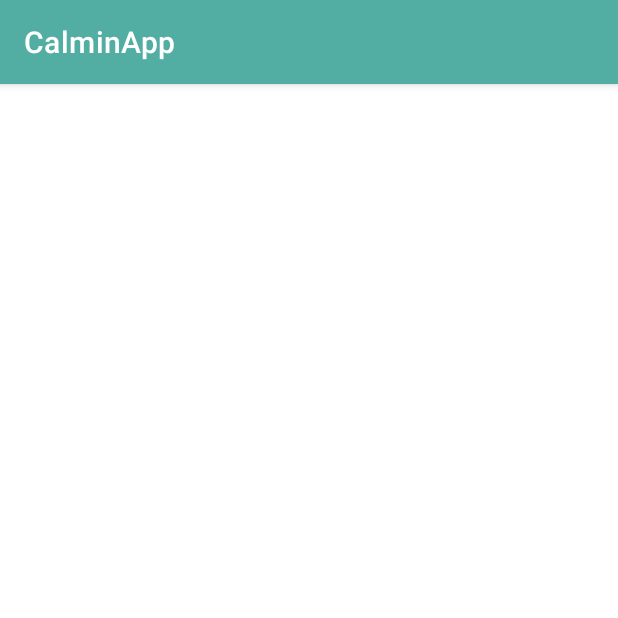
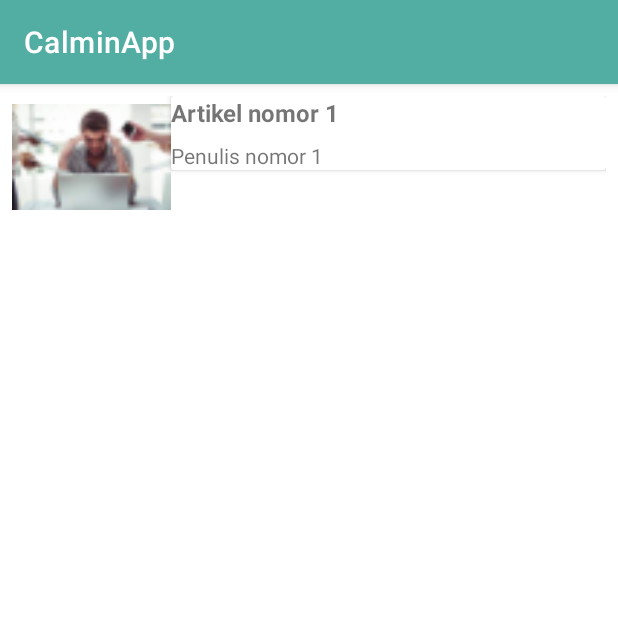
Before and after one commit to haidar-shiddiq/calmin, an Android app: the SelfImproveActivity screen opened directly, with no data from a screen before it, on a phone screen of 412 x 824 dp, the top half of it. Run offline under Robolectric (Android 15) with nearby library versions, the phone set to English and light mode, and no system bars.

Commit message:
Penambahan Fitur Artikel Pada Self Improvement
List yg diperbarui
-perubahan bahasa SelfImproveactivity.java ->SelfImproveactivity.kt
-Artikel telah tampil dalam bentuk row
- halaman artikel telah muncul
- penambahan data artikel secara statis

```diff
--- a/app/src/main/AndroidManifest.xml
+++ b/app/src/main/AndroidManifest.xml
@@ -18,6 +18,8 @@
         <activity
             android:name=".SelfImproveActivity"
             android:exported="true" />
+        <activity android:name=".DetailArtikelActivity"
+            android:exported="true"/>
         <activity
             android:name=".LandingActivity"
             android:exported="true" />
@@ -32,8 +34,8 @@
             android:exported="true" />
         <activity
             android:name=".MainActivity"
-            android:theme="@style/SplashTheme"
-            android:exported="true">
+            android:exported="true"
+            android:theme="@style/SplashTheme">
             <intent-filter>
                 <action android:name="android.intent.action.MAIN" />
 
--- a/app/src/main/java/com/omellete/calminapp/SelfImproveActivity.java
+++ /dev/null
@@ -1,14 +0,0 @@
-package com.omellete.calminapp;
-
-import androidx.appcompat.app.AppCompatActivity;
-
-import android.os.Bundle;
-
-public class SelfImproveActivity extends AppCompatActivity {
-
-    @Override
-    protected void onCreate(Bundle savedInstanceState) {
-        super.onCreate(savedInstanceState);
-        setContentView(R.layout.activity_self_improve);
-    }
-}
--- /dev/null
+++ b/app/src/main/java/com/omellete/calminapp/SelfImproveActivity.kt
@@ -0,0 +1,49 @@
+package com.omellete.calminapp
+
+import android.os.Bundle
+import androidx.appcompat.app.AppCompatActivity
+import androidx.recyclerview.widget.LinearLayoutManager
+import androidx.recyclerview.widget.RecyclerView
+import com.omellete.calminapp.adapter.ListArtikelAdapter
+import com.omellete.calminapp.model.Artikel
+
+class SelfImproveActivity : AppCompatActivity() {
+    private lateinit var rvArtikel: RecyclerView
+    private var list : ArrayList<Artikel> = arrayListOf()
+
+    override fun onCreate(savedInstanceState: Bundle?) {
+        super.onCreate(savedInstanceState)
+        setContentView(R.layout.activity_self_improve)
+        rvArtikel = findViewById(R.id.rv_artikel)
+        rvArtikel.setHasFixedSize(true)
+        list.addAll(listData)
+        showRecyclerList()
+    }
+
+    val listData : ArrayList<Artikel>
+        get() {
+            val dataJudulArtikel = resources.getStringArray(R.array.judul)
+            val dataPenulisArtikel = resources.getStringArray(R.array.penulis)
+            val dataImg = resources.obtainTypedArray(R.array.gambarArtikel)
+            val dataIsiArtikel = resources.getStringArray(R.array.isiArtikel)
+            val list = arrayListOf<Artikel>()
+            for (position in dataJudulArtikel.indices){
+                val artikel = Artikel(
+                    dataJudulArtikel[position],
+                    dataPenulisArtikel[position],
+                    dataImg.getResourceId(position,-1),
+                    dataIsiArtikel[position]
+                )
+                list.add(artikel)
+            }
+            dataImg.recycle()
+            return list
+        }
+
+    private fun showRecyclerList(){
+        rvArtikel.layoutManager = LinearLayoutManager(this)
+        val listIdolAdapter = ListArtikelAdapter(list)
+        rvArtikel.adapter = listIdolAdapter
+
+    }
+}
--- /dev/null
+++ b/app/src/main/java/com/omellete/calminapp/adapter/ListArtikelAdapter.kt
@@ -0,0 +1,58 @@
+package com.omellete.calminapp.adapter
+
+import android.content.Intent
+import android.view.LayoutInflater
+import android.view.View
+import android.view.ViewGroup
+import android.widget.ImageView
+import android.widget.TextView
+import androidx.recyclerview.widget.RecyclerView
+import com.bumptech.glide.Glide
+import com.bumptech.glide.request.RequestOptions
+import com.omellete.calminapp.R
+import com.omellete.calminapp.DetailArtikelActivity
+import com.omellete.calminapp.model.Artikel
+
+class ListArtikelAdapter (private val listArtikel: ArrayList<Artikel>) : RecyclerView.Adapter<ListArtikelAdapter.ListViewHolder>() {
+    private lateinit var onItemClickCallback: OnItemClickCallback
+
+    fun setOnItemClickCallback(onItemClickCallback: OnItemClickCallback){
+        this.onItemClickCallback = onItemClickCallback
+    }
+    interface OnItemClickCallback {
+        fun onItemClicked(data: Artikel)
+
+    }
+
+    override fun onCreateViewHolder(viewGroup: ViewGroup, i: Int): ListViewHolder {
+        val view : View = LayoutInflater.from(viewGroup.context).inflate(R.layout.item_row_artikel, viewGroup, false)
+        return ListViewHolder(view)
+    }
+
+    override fun onBindViewHolder(holder: ListViewHolder, position: Int) {
+
+        Glide.with(holder.itemView.context)
+            .load(listArtikel[position].gambar)
+            .apply(RequestOptions().override(55,55))
+            .into(holder.gambarBerita)
+        holder.tvJudulArtikel.text = listArtikel[position].judul
+        holder.tvPenulisArtikel.text = listArtikel[position].penulis
+        val mContext = holder.itemView.context
+        holder.itemView.setOnClickListener {
+            val moveDetail = Intent(mContext, DetailArtikelActivity::class.java)
+            val person = listArtikel[position]
+            moveDetail.putExtra(DetailArtikelActivity.EXTRA_PERSON, person)
+
+            mContext.startActivity(moveDetail)
+        }
+    }
+
+    override fun getItemCount(): Int {
+        return  listArtikel.size
+    }
+    inner class ListViewHolder(itemView: View) : RecyclerView.ViewHolder(itemView) {
+        var tvJudulArtikel: TextView = itemView.findViewById(R.id.tv_judul_artikel)
+        var tvPenulisArtikel: TextView = itemView.findViewById(R.id.tv_penulis_artikel)
+        var gambarBerita : ImageView = itemView.findViewById(R.id.img_item_photo)
+    }
+}
--- /dev/null
+++ b/app/src/main/java/com/omellete/calminapp/model/Artikel.kt
@@ -0,0 +1,12 @@
+package com.omellete.calminapp.model
+
+import android.os.Parcelable
+import kotlinx.parcelize.Parcelize
+
+@Parcelize
+data class Artikel(
+    var judul: String,
+    var penulis: String,
+    var gambar: Int,
+    var isiartikel : String,
+):Parcelable
--- a/app/src/main/res/layout/activity_self_improve.xml
+++ b/app/src/main/res/layout/activity_self_improve.xml
@@ -6,4 +6,11 @@
     android:layout_height="match_parent"
     tools:context=".SelfImproveActivity">
 
+    <androidx.recyclerview.widget.RecyclerView
+        android:id="@+id/rv_artikel"
+        android:layout_width="match_parent"
+        android:layout_height="match_parent"
+        tools:listitem="@layout/item_row_artikel"
+        />
+
 </androidx.constraintlayout.widget.ConstraintLayout>
--- /dev/null
+++ b/app/src/main/res/layout/item_row_artikel.xml
@@ -0,0 +1,44 @@
+<?xml version="1.0" encoding="utf-8"?>
+<LinearLayout xmlns:android="http://schemas.android.com/apk/res/android"
+    xmlns:tools="http://schemas.android.com/tools"
+    android:orientation="horizontal"
+    android:layout_width="match_parent"
+    android:layout_height="96dp"
+    android:padding="8dp">
+
+    <ImageView
+        android:id="@+id/img_item_photo"
+        android:layout_width="106dp"
+        android:layout_height="81dp"
+        tools:src="@tools:sample/backgrounds/scenic" />
+
+    <androidx.cardview.widget.CardView
+        android:layout_width="match_parent"
+        android:layout_height="wrap_content">
+
+        <LinearLayout
+            android:id="@+id/artikel"
+            android:layout_width="match_parent"
+            android:layout_height="wrap_content"
+            android:orientation="vertical">
+
+            <TextView
+                android:id="@+id/tv_judul_artikel"
+                android:layout_width="match_parent"
+                android:layout_height="wrap_content"
+                android:layout_marginBottom="8dp"
+                android:textSize="16sp"
+                android:textStyle="bold"
+                tools:text="@string/judul_artikel" />
+
+            <TextView
+                android:id="@+id/tv_penulis_artikel"
+                android:layout_width="match_parent"
+                android:layout_height="wrap_content"
+                android:ellipsize="end"
+                android:maxLines="2"
+                tools:text="@string/detail" />
+        </LinearLayout>
+
+    </androidx.cardview.widget.CardView>
+</LinearLayout>
--- /dev/null
+++ b/app/src/main/res/values/dataArtikel.xml
@@ -0,0 +1,22 @@
+<?xml version="1.0" encoding="utf-8"?>
+<resources>
+    <string-array name="judul">
+        <item>Artikel nomor 1</item>
+    </string-array>
+
+    <string-array name="penulis">
+        <item>Penulis nomor 1</item>
+    </string-array>
+
+    <string-array name="isiArtikel">
+        <item>Artikel nomor 1</item>
+    </string-array>
+
+    <string-array name="gambarArtikel">
+        <item>@drawable/stressno1</item>
+    </string-array>
+
+    <string-array name="Judul">
+        <item>Artikel nomor 1</item>
+    </string-array>
+</resources>
--- a/app/src/main/res/values/strings.xml
+++ b/app/src/main/res/values/strings.xml
@@ -4,6 +4,10 @@
     <string name="password">Input Password</string>
     <string name="login">Log In</string>
     <string name="register">Belum punya akun? Register</string>
+    <string name="judul_artikel">Judul Artikel</string>
+    <string name="penulis_artikel">Penulis</string>
+    <string name="isi_artikel">Isi Artikel</string>
+    <string name="gambar_desc">Gambar Deskripsi</string>
     <!-- TODO: Remove or change this placeholder text -->
     <string name="hello_blank_fragment">Hello blank fragment</string>
 </resources>
--- a/build.gradle
+++ b/build.gradle
@@ -1,5 +1,6 @@
 // Top-level build file where you can add configuration options common to all sub-projects/modules.
 buildscript {
+    ext.kotlin_version = '1.6.0'
     repositories {
         google()
         mavenCentral()
@@ -7,6 +8,7 @@ buildscript {
     dependencies {
         classpath "com.android.tools.build:gradle:7.0.2"
         classpath 'com.google.gms:google-services:4.3.10'
+        classpath "org.jetbrains.kotlin:kotlin-gradle-plugin:$kotlin_version"
 
         // NOTE: Do not place your application dependencies here; they belong
         // in the individual module build.gradle files
```
Also changed, not shown: app/build.gradle (+10 -2 lines), app/src/main/java/com/omellete/calminapp/DetailArtikelActivity.kt (added, +42 -0 lines), app/src/main/res/layout/activity_detail_artikel.xml (added, +90 -0 lines), app/src/main/res/drawable/stressno1.jpg (added).
